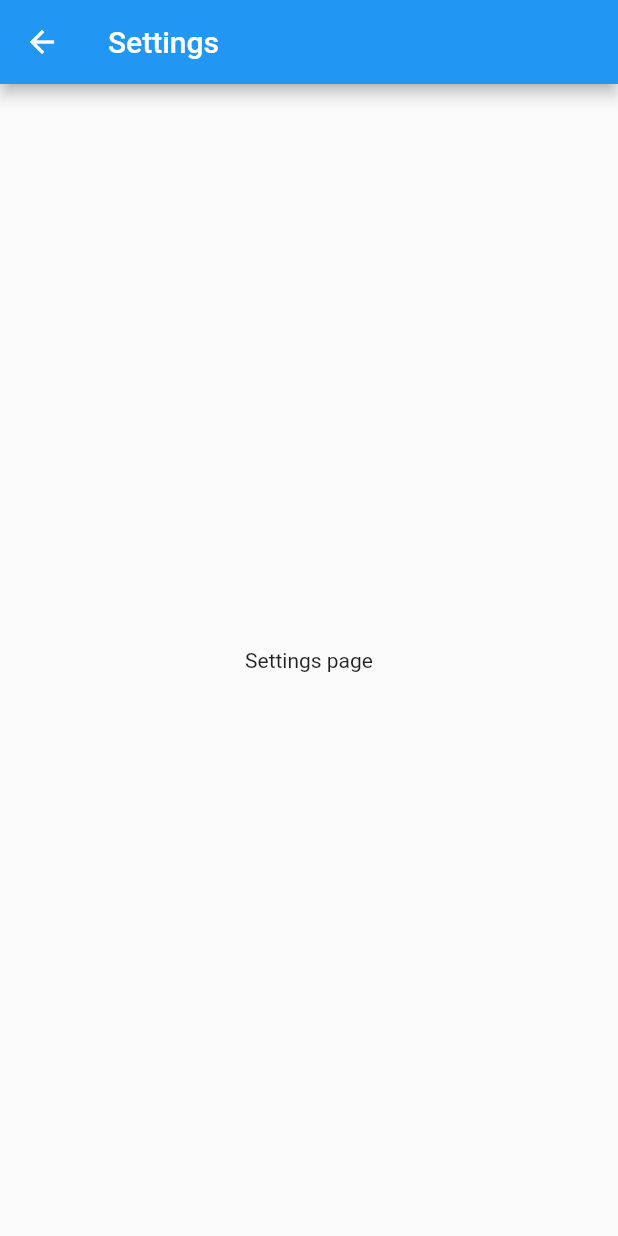
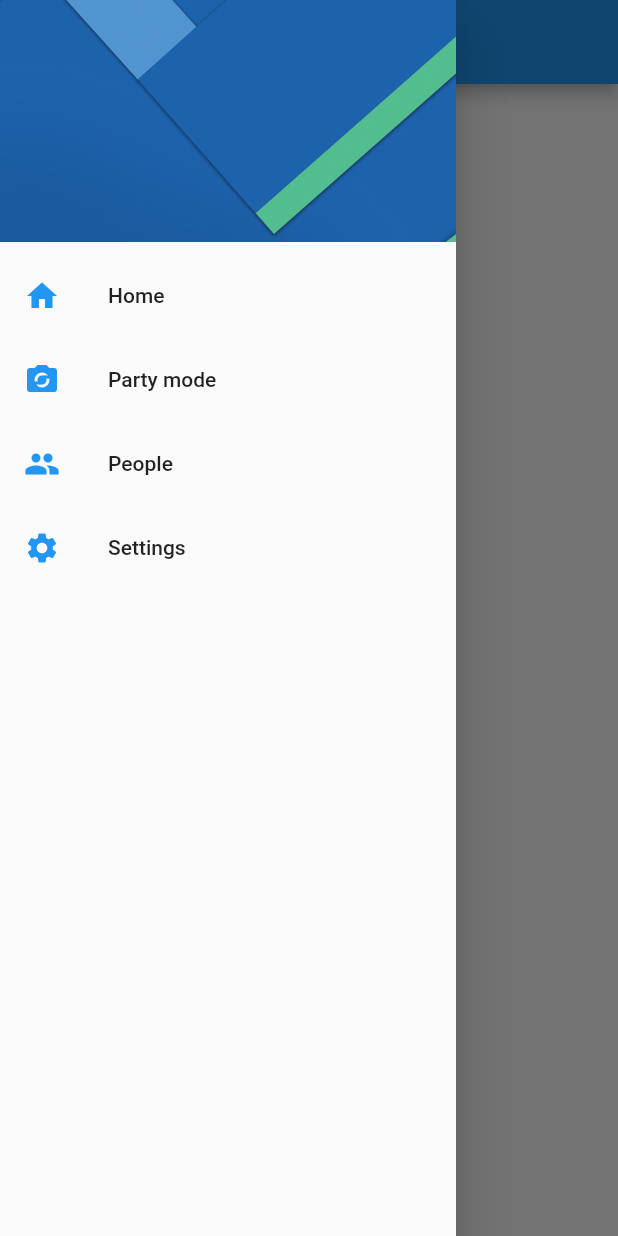
Before and after one commit to dtoledoz0207/flutter-usersettingsapp, a Flutter app: the SettingsPage screen opened by its route, with the side drawer open (before the commit the screen has no drawer), on a phone screen of 412 x 824 dp. Run offline on Flutter 3.47's test engine with Material 2 defaults, Android fonts, the phone set to English and light mode, and no system bars.

Commit message:
Create independet Widget for SideMenu
This creates an independent SideMenu Widget for Drawer Widget in
the widgets folder.

```diff
--- a/lib/src/pages/settings_page.dart
+++ b/lib/src/pages/settings_page.dart
@@ -1,4 +1,5 @@
 import 'package:flutter/material.dart';
+import 'package:userpreferencesapp/src/widgets/sidemenu_widget.dart';
 
 
 class SettingsPage extends StatelessWidget {
@@ -9,6 +10,7 @@ class SettingsPage extends StatelessWidget {
   Widget build(BuildContext context) {
     return Scaffold(
       appBar: AppBar(title: Text('Settings')),
+      drawer: SideMenuWidget(),
       body: Center(child: Text('Settings page')),
     );
   }
--- /dev/null
+++ b/lib/src/widgets/sidemenu_widget.dart
@@ -0,0 +1,54 @@
+import 'package:flutter/material.dart';
+
+import 'package:userpreferencesapp/src/pages/home_page.dart';
+import 'package:userpreferencesapp/src/pages/settings_page.dart';
+
+class SideMenuWidget extends StatelessWidget {
+
+  @override
+  Widget build(BuildContext context) {
+    return Drawer(
+      child: ListView(
+        padding: EdgeInsets.zero,
+        children: <Widget>[
+          DrawerHeader(
+            child: Container(),
+            decoration: BoxDecoration(
+              image: DecorationImage(
+                image: AssetImage('assets/menu-img.jpg'),
+                fit: BoxFit.cover
+              )
+            ),
+          ),
+
+          ListTile(
+            leading: Icon(Icons.home, color: Colors.blue),
+            title: Text('Home'),
+            onTap: () => Navigator.pushReplacementNamed(context, HomePage.routeName),
+          ),
+
+          ListTile(
+            leading: Icon(Icons.party_mode, color: Colors.blue),
+            title: Text('Party mode'),
+            onTap: () {},
+          ),
+
+          ListTile(
+            leading: Icon(Icons.people, color: Colors.blue),
+            title: Text('People'),
+            onTap: () {},
+          ),
+
+          ListTile(
+            leading: Icon(Icons.settings, color: Colors.blue),
+            title: Text('Settings'),
+            onTap: () {
+              Navigator.pushReplacementNamed(context, SettingsPage.routeName);
+            },
+          )
+
+        ],
+      ),
+    );
+  }
+}
```
Also changed, not shown: lib/src/pages/home_page.dart (+3 -48 lines).
